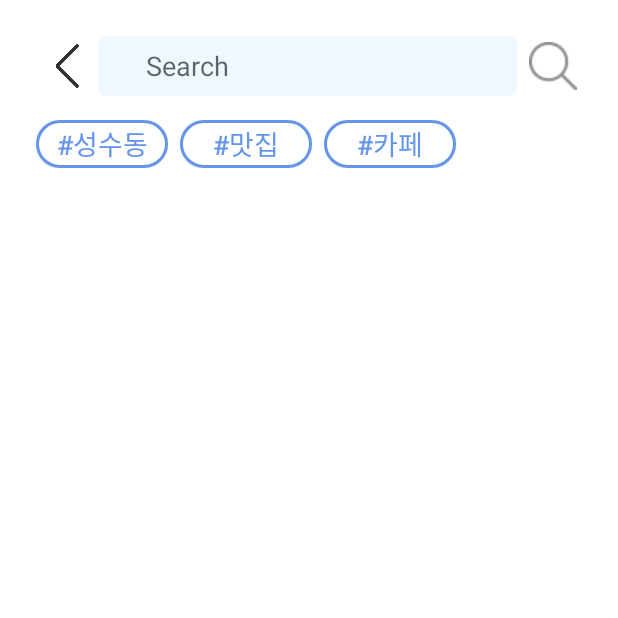
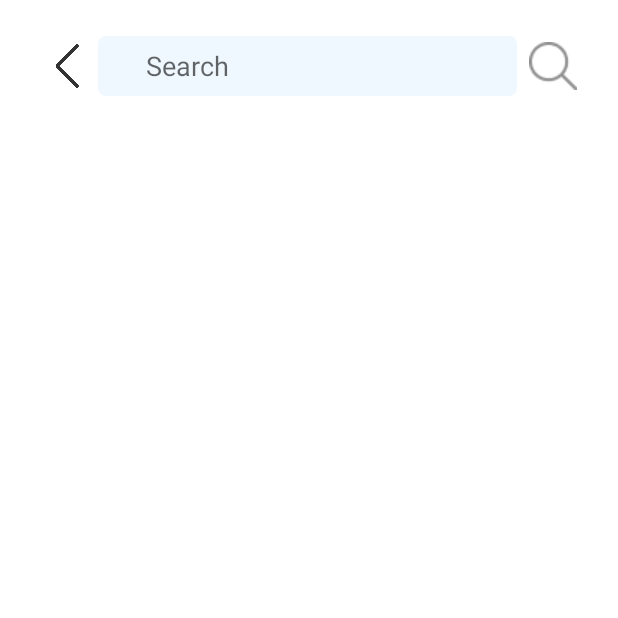
Before and after one commit to 23-2-Software-Engineering/FE, an Android app: the PostSearchActivity screen opened directly, with no data from a screen before it, on a phone screen of 412 x 824 dp, the top half of it. Run offline under Robolectric (Android 15) with nearby library versions, the phone set to English and light mode, and no system bars; libraries missing offline, so code that uses them is left out: retrofit2.adapter.rxjava; pictures from the network do not load; 5 statements that could not run were skipped.

Commit message:
public variable

```diff
--- a/app/src/main/AndroidManifest.xml
+++ b/app/src/main/AndroidManifest.xml
@@ -19,6 +19,7 @@
         android:roundIcon="@mipmap/ic_launcher_round"
         android:supportsRtl="true"
         android:theme="@style/Theme.Hello"
+        android:name=".api.Utils"
         tools:targetApi="m">
         <meta-data android:name="com.kakao.sdk.AppKey" android:value="040fa443f9ac32fb498d3058c1a13ba8"/>
         <activity
--- a/app/src/main/java/com/example/hello/adapter/PostViewAdapter.kt
+++ b/app/src/main/java/com/example/hello/adapter/PostViewAdapter.kt
@@ -5,6 +5,7 @@ import android.view.LayoutInflater
 import android.view.View
 import android.view.ViewGroup
 import androidx.recyclerview.widget.RecyclerView
+import com.bumptech.glide.Glide
 import com.example.hello.databinding.MyPostItemBinding
 import com.example.hello.model.PostDTO
 
@@ -24,6 +25,9 @@ class PostViewAdapter (
             @SuppressLint("SetTextI18n")
             fun bind(item: PostDTO, position: Int){
                 binding.postTitle.text = item.title
+                Glide.with(binding.root)
+                    .load("http://192.168.0.77:8080${item.postData[0].pictures[0]}")
+                    .into(binding.postImage)
             }
         }
 
--- a/app/src/main/res/layout/activity_post_search.xml
+++ b/app/src/main/res/layout/activity_post_search.xml
@@ -24,7 +24,10 @@
         <LinearLayout
             android:layout_width="wrap_content"
             android:layout_height="40dp"
-            android:weightSum="3">
+            android:weightSum="3"
+            android:layout_marginBottom="18dp">
+            <!--            android:layout_marginBottom="24dp"-->
+
 
             <ImageButton
                 android:id="@+id/backBtn"
@@ -53,49 +56,49 @@
                 android:src="@drawable/search_icon" />
         </LinearLayout>
 
-        <!-- 태그들 -->
-        <ScrollView
-            android:layout_width="wrap_content"
-            android:layout_height="32dp"
-            android:layout_marginVertical="16dp">
+        <!--         태그들 -->
+        <!--        <ScrollView-->
+        <!--            android:layout_width="wrap_content"-->
+        <!--            android:layout_height="32dp"-->
+        <!--            android:layout_marginVertical="16dp">-->
 
-            <LinearLayout
-                android:layout_width="match_parent"
-                android:layout_height="match_parent"
-                android:orientation="horizontal">
+        <!--            <LinearLayout-->
+        <!--                android:layout_width="match_parent"-->
+        <!--                android:layout_height="match_parent"-->
+        <!--                android:orientation="horizontal">-->
 
-                <Button
-                    android:layout_width="wrap_content"
-                    android:layout_height="32dp"
-                    android:layout_marginRight="8dp"
-                    android:background="@drawable/tag_btn_shape"
-                    android:text="#성수동"
-                    android:textColor="@color/cornflowerblue"
-                    android:textSize="18sp"
-                    android:textStyle="normal" />
+        <!--                <Button-->
+        <!--                    android:layout_width="wrap_content"-->
+        <!--                    android:layout_height="32dp"-->
+        <!--                    android:layout_marginRight="8dp"-->
+        <!--                    android:background="@drawable/tag_btn_shape"-->
+        <!--                    android:text="#성수동"-->
+        <!--                    android:textColor="@color/cornflowerblue"-->
+        <!--                    android:textSize="18sp"-->
+        <!--                    android:textStyle="normal" />-->
 
-                <Button
-                    android:layout_width="wrap_content"
-                    android:layout_height="32dp"
-                    android:layout_marginRight="8dp"
-                    android:background="@drawable/tag_btn_shape"
-                    android:text="#맛집"
-                    android:textColor="@color/cornflowerblue"
-                    android:textSize="18sp"
-                    android:textStyle="normal" />
+        <!--                <Button-->
+        <!--                    android:layout_width="wrap_content"-->
+        <!--                    android:layout_height="32dp"-->
+        <!--                    android:layout_marginRight="8dp"-->
+        <!--                    android:background="@drawable/tag_btn_shape"-->
+        <!--                    android:text="#맛집"-->
+        <!--                    android:textColor="@color/cornflowerblue"-->
+        <!--                    android:textSize="18sp"-->
+        <!--                    android:textStyle="normal" />-->
 
-                <Button
-                    android:layout_width="wrap_content"
-                    android:layout_height="32dp"
-                    android:layout_marginRight="8dp"
-                    android:background="@drawable/tag_btn_shape"
-                    android:text="#카페"
-                    android:textColor="@color/cornflowerblue"
-                    android:textSize="18sp"
-                    android:textStyle="normal" />
+        <!--                <Button-->
+        <!--                    android:layout_width="wrap_content"-->
+        <!--                    android:layout_height="32dp"-->
+        <!--                    android:layout_marginRight="8dp"-->
+        <!--                    android:background="@drawable/tag_btn_shape"-->
+        <!--                    android:text="#카페"-->
+        <!--                    android:textColor="@color/cornflowerblue"-->
+        <!--                    android:textSize="18sp"-->
+        <!--                    android:textStyle="normal" />-->
 
-            </LinearLayout>
-        </ScrollView>
+        <!--            </LinearLayout>-->
+        <!--        </ScrollView>-->
 
 
         <GridView
--- a/app/src/main/res/layout/my_post_item.xml
+++ b/app/src/main/res/layout/my_post_item.xml
@@ -25,7 +25,7 @@
             android:layout_height="match_parent">
 
             <ImageView
-                android:id="@+id/post1Image"
+                android:id="@+id/postImage"
                 android:layout_width="match_parent"
                 android:layout_height="match_parent"
                 android:layout_margin="10dp" />
--- a/app/src/main/res/layout/postview_item.xml
+++ b/app/src/main/res/layout/postview_item.xml
@@ -1,7 +1,7 @@
 <?xml version="1.0" encoding="utf-8"?>
 <LinearLayout xmlns:android="http://schemas.android.com/apk/res/android"
     android:layout_width="160dp"
-    android:layout_height="140dp"
+    android:layout_height="wrap_content"
     android:gravity="center"
     android:orientation="vertical">
 
```
Also changed, not shown: app/src/main/java/com/example/hello/Course.kt (+7 -14 lines), app/src/main/java/com/example/hello/CourseView.kt (+6 -15 lines), app/src/main/java/com/example/hello/CreatePostContents.kt (+21 -20 lines), app/src/main/java/com/example/hello/LocFind.kt (+5 -2 lines), app/src/main/java/com/example/hello/MainPage.kt (+4 -27 lines), app/src/main/java/com/example/hello/PostSearchActivity.kt (+26 -6 lines), app/src/main/java/com/example/hello/ReadMyPostList.kt (+5 -10 lines), app/src/main/java/com/example/hello/SelectTag.kt (+4 -7 lines), app/src/main/java/com/example/hello/SignInActivity.kt (+7 -10 lines), app/src/main/java/com/example/hello/SignUpActivity.kt (+22 -20 lines), app/src/main/java/com/example/hello/adapter/PostCreateAdapter.kt (+19 -6 lines), app/src/main/java/com/example/hello/adapter/PostSearchAdapter.kt (+5 -8 lines), app/src/main/java/com/example/hello/api/Utils.kt (+53 -32 lines).
